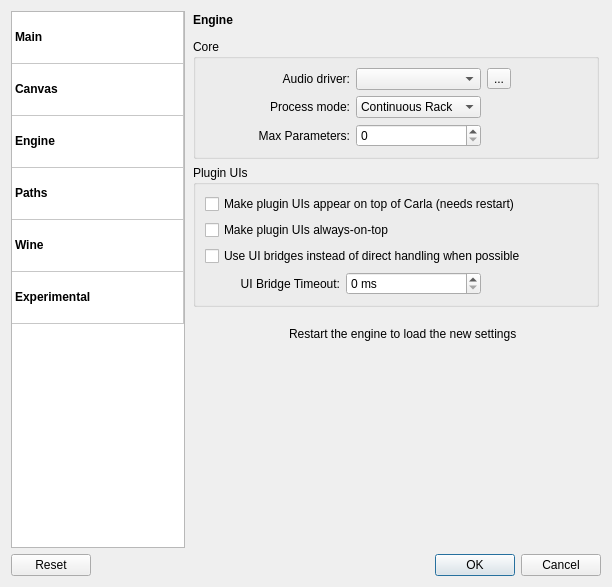
falkTX/Carla, file resources/ui/carla_settings.ui: the form before one commit.
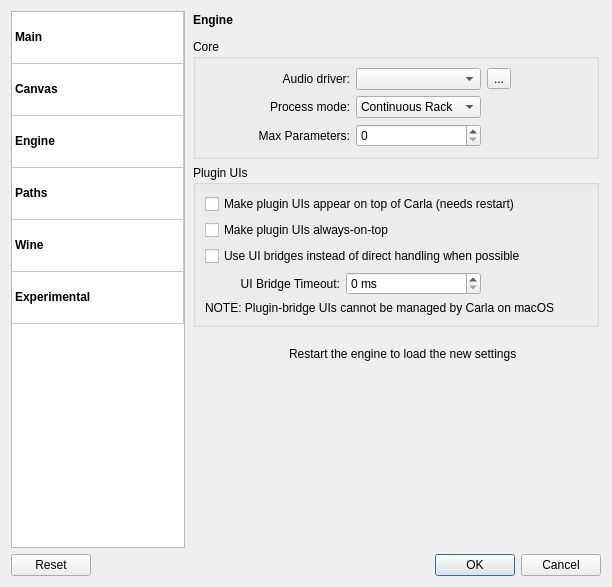
The form after the commit. The open tabs and pages were chosen to show the change. Icons and pictures are not drawn.

Commit message: Add note in settings regarding UIs in plugin bridges for macOS

What changed in the file:
```diff
--- a/resources/ui/carla_settings.ui
+++ b/resources/ui/carla_settings.ui
@@ -989,6 +989,13 @@
               </property>
              </widget>
             </item>
+            <item row="6" column="0" colspan="3">
+             <widget class="QLabel" name="label_engine_ui_bridges_mac_note">
+              <property name="text">
+               <string>NOTE: Plugin-bridge UIs cannot be managed by Carla on macOS</string>
+              </property>
+             </widget>
+            </item>
            </layout>
           </widget>
          </item>
```
Left out of the diff: 14 changed lines with no effect on the pictures. The commit also changes 1 other file.
